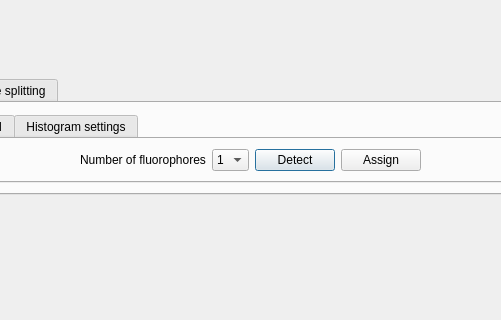
bsse-scf/pyMINFLUX, file pyminflux/ui/color_unmixer.ui: the form before one commit; both pictures show x 150 to 651 and y 164 to 484 of the 800 by 600 pixel window.
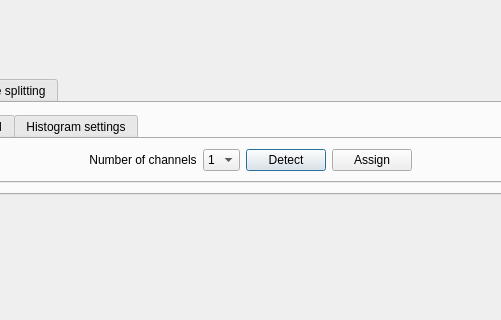
The form after the commit.

Commit message: Rename "fluorophore" to "channel" in UI elements

```diff
--- a/pyminflux/ui/color_unmixer.ui
+++ b/pyminflux/ui/color_unmixer.ui
@@ -72,7 +72,7 @@
                   </sizepolicy>
                  </property>
                  <property name="text">
-                  <string>Number of fluorophores</string>
+                  <string>Number of channels</string>
                  </property>
                  <property name="alignment">
                   <set>Qt::AlignCenter</set>
```
The commit also changes 9 other files.
